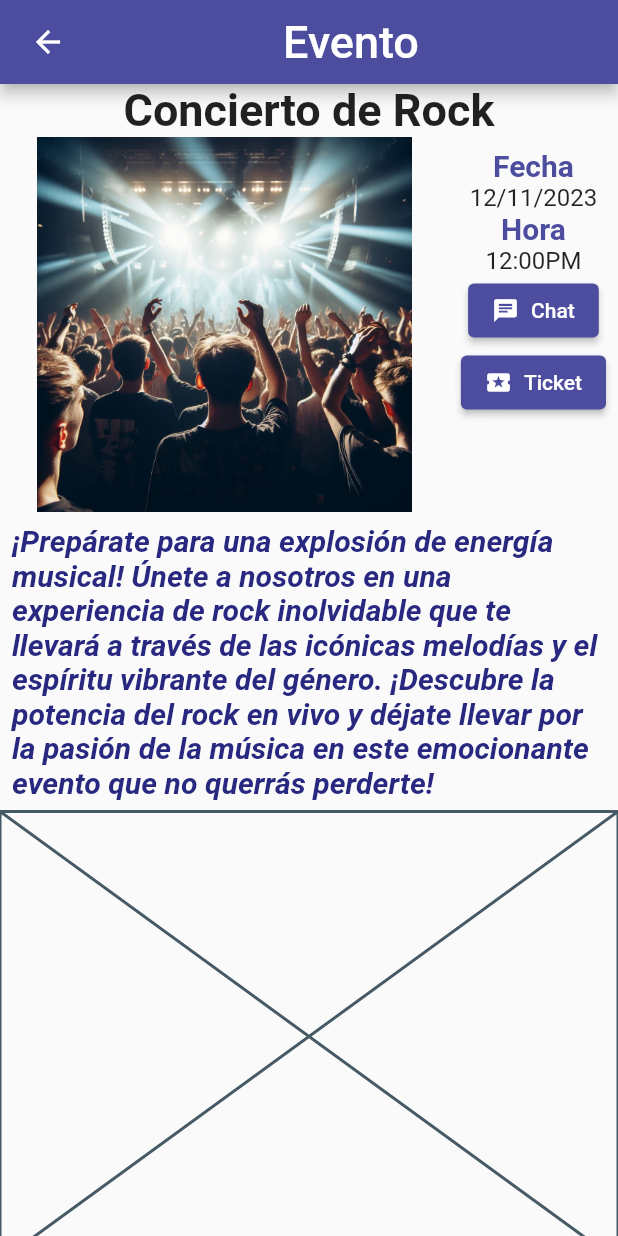
After one commit to MigueIAngel/spotter, a Flutter app: the EventInfoPage screen opened directly, on a phone screen of 412 x 824 dp. The commit adds this screen. Run offline on Flutter 3.47's test engine with Material 2 defaults, Android fonts, the phone set to English and light mode, and no system bars; our stand-ins replace curved_navigation_bar, firebase_auth, firebase_core, firebase_database, flutter_map, geolocator and 4 more; missing offline and left inert: validatorless; accounts and stored records are empty.

Commit message:
Se agregaron nuevas pantallas

```diff
--- a/lib/main.dart
+++ b/lib/main.dart
@@ -25,5 +25,5 @@ Future<void> main() async {
         appId: Configuration.appId,
         measurementId: Configuration.measurementId),
   );
-  runApp(MyApp());
+  runApp(const MyApp());
 }
--- a/lib/ui/my_app.dart
+++ b/lib/ui/my_app.dart
@@ -7,7 +7,7 @@ import 'controllers/chat_controller.dart';
 import 'controllers/user_controller.dart';
 
 class MyApp extends StatelessWidget {
-  const MyApp({Key? key}) : super(key: key);
+  const MyApp({super.key});
 
   @override
   Widget build(BuildContext context) {
--- a/lib/ui/pages/content_page.dart
+++ b/lib/ui/pages/content_page.dart
@@ -9,9 +9,10 @@ import '../widgets/chat_page.dart';
 import '../widgets/user_list_page.dart';
 
 class ContentPage extends StatefulWidget {
-  const ContentPage({Key? key}) : super(key: key);
+  const ContentPage({super.key});
 
   @override
+  // ignore: library_private_types_in_public_api
   _ContentPageState createState() => _ContentPageState();
 }
 
--- /dev/null
+++ b/lib/ui/pages/event_info_page.dart
@@ -0,0 +1,146 @@
+import 'package:flutter/material.dart';
+
+class EventInfoPage extends StatelessWidget {
+  final String eventTitle;
+  final String eventImage;
+  final String eventDate;
+  final String eventTime;
+  final String eventDescription;
+  final String eventLocation;
+
+  const EventInfoPage({
+    super.key,
+    required this.eventTitle,
+    required this.eventImage,
+    required this.eventDate,
+    required this.eventTime,
+    required this.eventDescription,
+    required this.eventLocation,
+  });
+
+  @override
+  Widget build(BuildContext context) {
+    return Scaffold(
+      appBar: AppBar(
+        backgroundColor: const Color.fromARGB(255, 77, 77, 160),
+        leading: Padding(
+          padding: const EdgeInsets.only(left: 8.0),
+          child: Row(
+            children: [
+              IconButton(
+                icon: Icon(Icons.arrow_back),
+                onPressed: () {
+                  Navigator.pop(context);
+                },
+              ),
+            ],
+          ),
+        ),
+        title: const Center(
+            child: Text('Evento',
+                style: TextStyle(fontSize: 30, color: Colors.white))),
+      ),
+      body: SingleChildScrollView(
+        child: Column(
+          crossAxisAlignment: CrossAxisAlignment.start,
+          children: [
+            Center(
+                child: Text(eventTitle,
+                    style: const TextStyle(
+                        fontSize: 30, fontWeight: FontWeight.bold))),
+            Row(
+              crossAxisAlignment: CrossAxisAlignment.start,
+              children: [
+                Expanded(
+                  child: Image(
+                    image: AssetImage(eventImage),
+                    width: 250,
+                    height: 250,
+                  ),
+                ),
+                Padding(
+                  padding: const EdgeInsets.all(8.0),
+                  child: Column(
+                    crossAxisAlignment: CrossAxisAlignment.start,
+                    children: [
+                      Column(
+                        crossAxisAlignment: CrossAxisAlignment.center,
+                        children: [
+                          const Text(
+                            "Fecha",
+                            style: TextStyle(
+                              color: Color.fromARGB(255, 77, 77, 160),
+                              fontSize: 20,
+                              fontWeight: FontWeight.bold,
+                            ),
+                          ),
+                          Text(
+                            eventDate,
+                            style: const TextStyle(fontSize: 16),
+                          ),
+                          const Text("Hora",
+                              style: TextStyle(
+                                  color: Color.fromARGB(255, 77, 77, 160),
+                                  fontSize: 20,
+                                  fontWeight: FontWeight.bold)),
+                          Text(eventTime, style: const TextStyle(fontSize: 16)),
+                          ElevatedButton(
+                            style: ElevatedButton.styleFrom(
+                              foregroundColor: Colors.white,
+                              backgroundColor:
+                                  const Color.fromARGB(255, 77, 77, 160),
+                            ),
+                            onPressed: () {},
+                            child: const Row(
+                              mainAxisAlignment: MainAxisAlignment.center,
+                              children: [
+                                Icon(Icons.chat, size: 18),
+                                SizedBox(width: 8),
+                                Text('Chat'),
+                              ],
+                            ),
+                          ),
+                          ElevatedButton(
+                            style: ElevatedButton.styleFrom(
+                              foregroundColor: Colors.white,
+                              backgroundColor: const Color.fromARGB(255, 77, 77, 160),
+                            ),
+                            onPressed: () {},
+                            child: const Row(
+                              mainAxisAlignment: MainAxisAlignment.center,
+                              children: [
+                                Icon(Icons.local_activity, size: 18),
+                                SizedBox(width: 8),
+                                Text('Ticket'),
+                              ],
+                            ),
+                          ),
+                        ],
+                      ),
+                    ],
+                  ),
+                ),
+              ],
+            ),
+
+            // Descripción
+            Padding(
+                padding: const EdgeInsets.all(8.0),
+                child: Text(eventDescription,
+                    style: const TextStyle(
+                        color: Color.fromARGB(255, 40, 40, 128),
+                        fontSize: 20,
+                        fontWeight: FontWeight.bold,
+                        fontStyle: FontStyle.italic))),
+
+            // Mapa
+            Container(
+              height: 300,
+              child: const Placeholder(), // aquí iría el mapa
+            ),
+          ],
+        ),
+      ),
+    );
+  }
+}
--- a/lib/ui/pages/map_page.dart
+++ b/lib/ui/pages/map_page.dart
@@ -1,11 +1,9 @@
-import 'package:curved_navigation_bar/curved_navigation_bar.dart';
 import 'package:f_firebase_202210/ui/controllers/authentication_controller.dart';
 import 'package:flutter/material.dart';
 import 'package:flutter_map/flutter_map.dart';
 import 'package:get/get.dart';
 import 'package:latlong2/latlong.dart';
 import 'package:geolocator/geolocator.dart';
-import 'package:loggy/loggy.dart';
 
 // ignore: constant_identifier_names
 const MAPBOX_ACCESS_TOKEN =
@@ -214,7 +212,7 @@ class _MapScreenState extends State<MapScreen> {
               ],
             ),
       floatingActionButton: FloatingActionButton(
-          onPressed: () {}, child: Icon(Icons.my_location)),
+          onPressed: () {}, child: const Icon(Icons.my_location)),
     );
   }
 
--- a/lib/ui/widgets/user_list_page.dart
+++ b/lib/ui/widgets/user_list_page.dart
@@ -1,5 +1,6 @@
 import 'package:f_firebase_202210/ui/controllers/user_controller.dart';
 import 'package:f_firebase_202210/ui/widgets/event_item.dart';
+import 'package:f_firebase_202210/ui/pages/event_info_page.dart';
 import 'package:flutter/material.dart';
 import 'package:get/get.dart';
 
@@ -33,13 +34,7 @@ class _UserListPageState extends State<UserListPage> {
       body: ListView(
         children: [
           GestureDetector(
-            onTap: () {
-              // Navigator.push(
-              //   context,
-              //   MaterialPageRoute(
-              //       builder: (context) => EventInfoPage(index: 0)),
-              // );
-            },
+            onTap: () {},
             child: const EventItem(
                 name: 'Concierto de Rock',
                 distance: '3 km',
@@ -48,11 +43,20 @@ class _UserListPageState extends State<UserListPage> {
           ),
           GestureDetector(
             onTap: () {
-              // Navigator.push(
-              //   context,
-              //   MaterialPageRoute(
-              //       builder: (context) => EventInfoPage(index: 0)),
-              // );
+              Navigator.push(
+                context,
+                MaterialPageRoute(
+                    builder: (context) => const EventInfoPage(
+                          eventTitle: "Concierto de Rock",
+                          eventDate: "12/11/2023",
+                          eventDescription:
+                              "¡Prepárate para una explosión de energía musical! Únete a nosotros en una experiencia de rock inolvidable que te llevará a través de las icónicas melodías y el espíritu vibrante del género. ¡Descubre la potencia del rock en vivo y déjate llevar por la pasión de la música en este emocionante evento que no querrás perderte!",
+                          eventImage: 'assets/rock.jpeg',
+                          eventLocation:
+                              "Centro de Convenciones de Barranquilla",
+                          eventTime: "12:00PM",
+                        )),
+              );
             },
             child: const EventItem(
                 name: 'Concierto de Rock',
@@ -61,13 +65,7 @@ class _UserListPageState extends State<UserListPage> {
                 index: 1),
           ),
           GestureDetector(
-            onTap: () {
-              // Navigator.push(
-              //   context,
-              //   MaterialPageRoute(
-              //       builder: (context) => EventInfoPage(index: 0)),
-              // );
-            },
+            onTap: () {},
             child: const EventItem(
                 name: 'Concierto de Rock',
                 distance: '3 km',
@@ -75,13 +73,7 @@ class _UserListPageState extends State<UserListPage> {
                 index: 2),
           ),
           GestureDetector(
-            onTap: () {
-              // Navigator.push(
-              //   context,
-              //   MaterialPageRoute(
-              //       builder: (context) => EventInfoPage(index: 0)),
-              // );
-            },
+            onTap: () {},
             child: const EventItem(
                 name: 'Concierto de Rock',
                 distance: '3 km',
@@ -89,13 +81,7 @@ class _UserListPageState extends State<UserListPage> {
                 index: 3),
           ),
           GestureDetector(
-            onTap: () {
-              // Navigator.push(
-              //   context,
-              //   MaterialPageRoute(
-              //       builder: (context) => EventInfoPage(index: 0)),
-              // );
-            },
+            onTap: () {},
             child: const EventItem(
                 name: 'Concierto de Rock',
                 distance: '3 km',
```
Also changed, not shown: lib/ui/widgets/chat_page.dart (+31 -12 lines), 1 other file.
